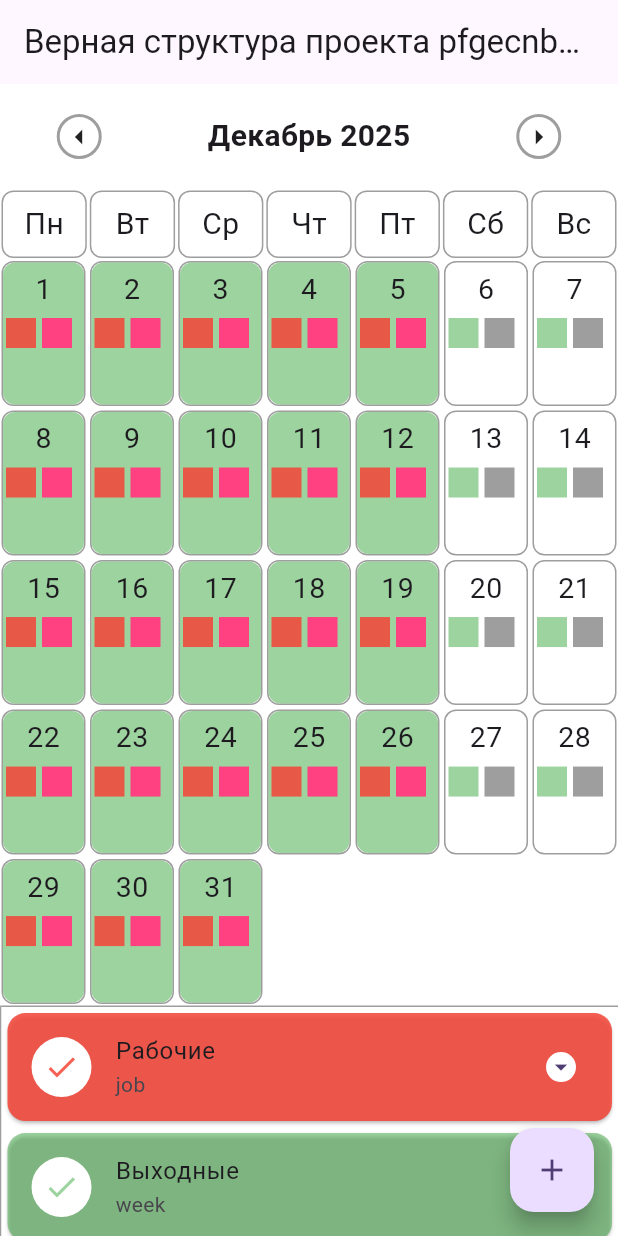
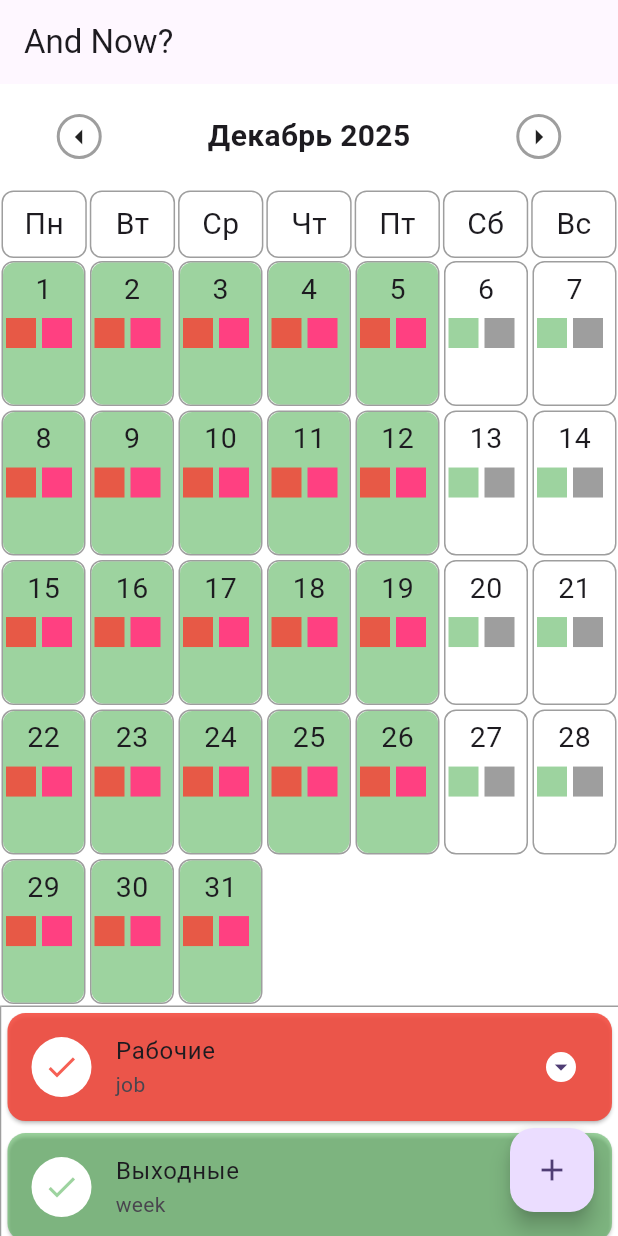
Before and after one commit to budemZhit/focusflow_front, a Flutter app: the screen it shows after launch, on a phone screen of 412 x 824 dp. Run offline on Flutter 3.47's test engine with Material 3 defaults, Android fonts, the phone set to English and light mode, and no system bars.

Commit message:
Change AppBar title from 'Верная структура проекта pfgecnbncm' to 'And Now?'

```diff
--- a/lib/main.dart
+++ b/lib/main.dart
@@ -67,7 +67,7 @@ class _MyHomePageState extends State<MyHomePage> {
   @override
   Widget build(BuildContext context) {
     return Scaffold(
-      appBar: AppBar(title: Text("Верная структура проекта pfgecnbncm")),
+      appBar: AppBar(title: Text("And Now?")),
       body: LayoutBuilder(
         builder: (context, constraints) {
           if (constraints.maxWidth < 815) {
```
